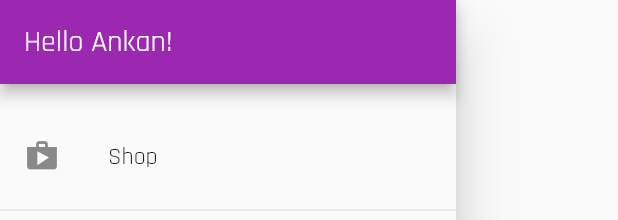
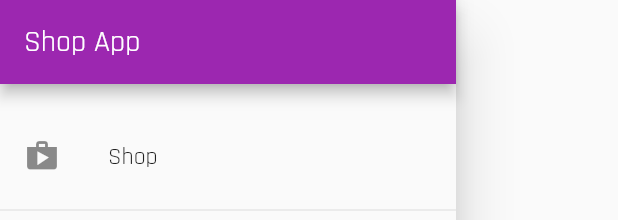
Before and after one commit to ankanSikdar/flutter-shop-app, a Flutter app: the AppDrawer widget shown alone on an empty page, opened directly, on a phone screen of 412 x 824 dp. Shown: the top 220 px of the screen. Run offline on Flutter 3.47's test engine with Material 2 defaults, Android fonts, the phone set to English and light mode, and no system bars; our stand-ins replace shared_preferences; accounts and stored records are empty; network calls fail.

```diff
--- a/lib/widgets/app_drawer.dart
+++ b/lib/widgets/app_drawer.dart
@@ -13,7 +13,7 @@ class AppDrawer extends StatelessWidget {
       child: Column(
         children: [
           AppBar(
-            title: Text('Hello Ankan!'),
+            title: Text('Shop App'),
           ),
           SizedBox(
             height: 20,
```
Also changed, not shown: 32 other files.
